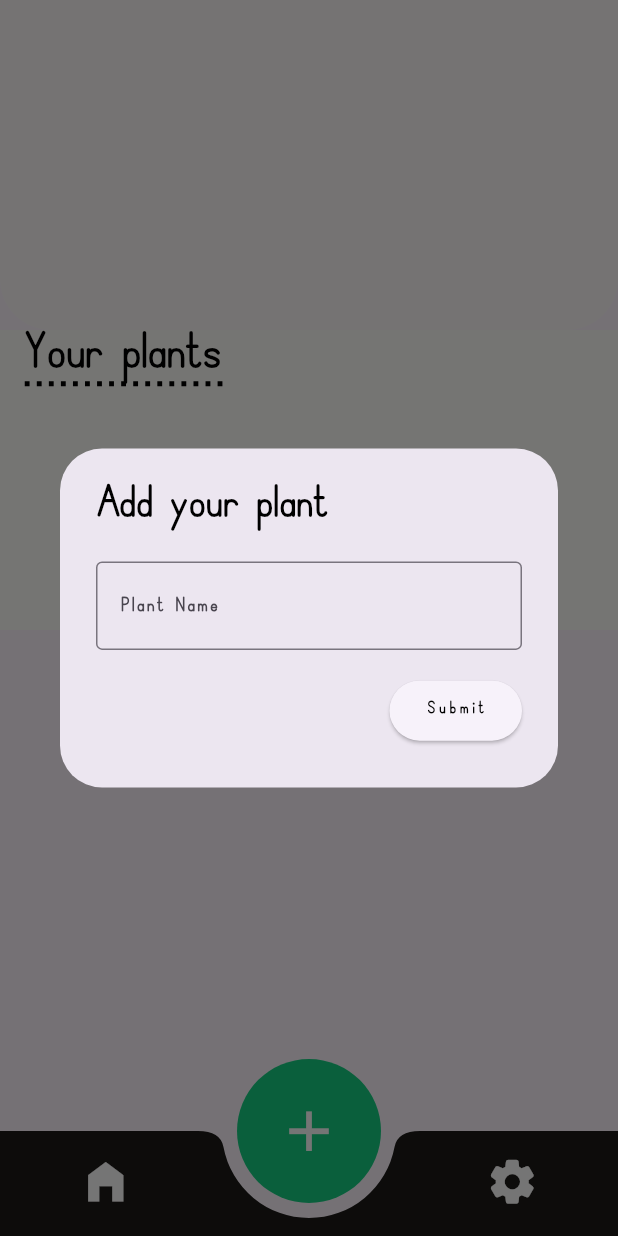
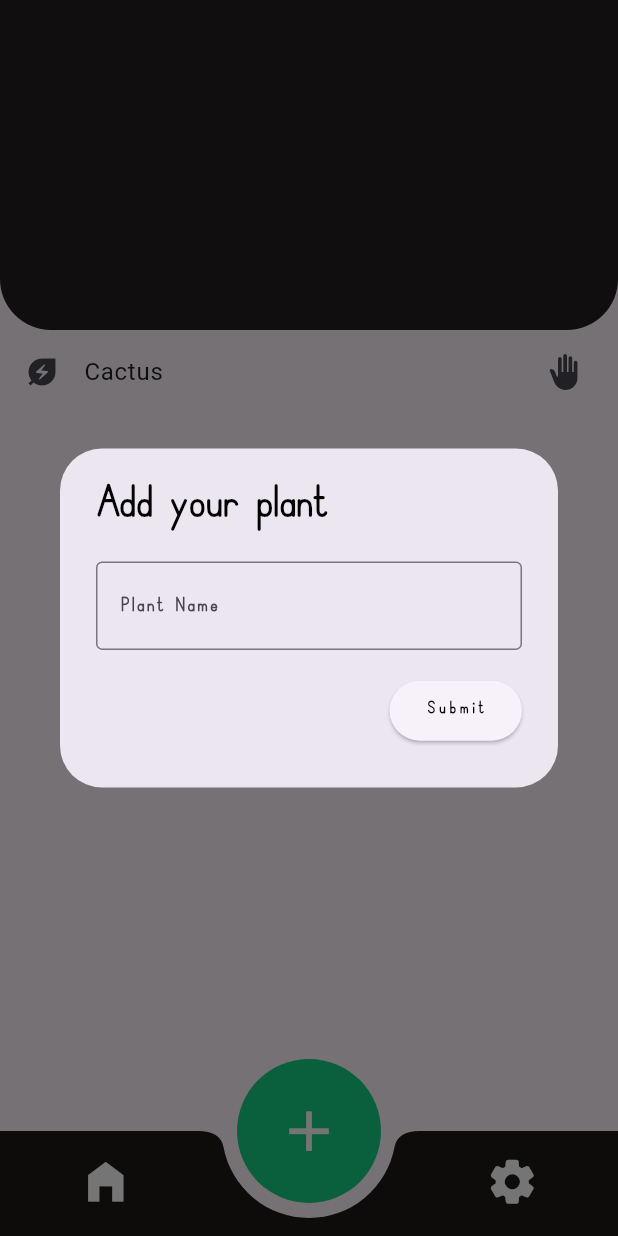
Before and after one commit to SajenTuladhar/Plant-tracking-app, a Flutter app: the Homepage screen opened by its route, after a tap on the "add" icon, on a phone screen of 412 x 824 dp. Run offline on Flutter 3.47's test engine with Material 3 defaults, Android fonts, the phone set to English and light mode, and no system bars.

Commit message:
list of plants

```diff
--- a/lib/pages/dialouge_box.dart
+++ b/lib/pages/dialouge_box.dart
@@ -1,7 +1,21 @@
 import 'package:flutter/material.dart';
 
-class DialougeBox extends StatelessWidget {
+class DialougeBox extends StatefulWidget {
   const DialougeBox({super.key});
+
+  @override
+  State<DialougeBox> createState() => _DialougeBoxState();
+}
+
+class _DialougeBoxState extends State<DialougeBox> {
+  final myController = TextEditingController();
+
+  @override
+  dispose() {
+    // Clean up the controller when the widget is disposed.
+    myController.dispose();
+    super.dispose();
+  }
 
   @override
   Widget build(BuildContext context) {
@@ -19,8 +33,9 @@
           child: Column(
               mainAxisAlignment: MainAxisAlignment.spaceEvenly,
               children: [
-                const TextField(
-                  decoration: InputDecoration(
+                TextField(
+                  controller: myController,
+                  decoration: const InputDecoration(
                     hintText: 'Plant Name',
                     hintStyle: TextStyle(
                         fontFamily: 'Simple',
@@ -34,9 +49,7 @@
                 Align(
                   alignment: Alignment.centerRight,
                   child: ElevatedButton(
-                    onPressed: () {
-                      Navigator.of(context).pop();
-                    },
+                    onPressed: () {},
                     child: const Text(
                       'Submit',
                       style: TextStyle(
@@ -50,5 +63,6 @@
                 )
               ]),
         ));
+
   }
 }
--- a/lib/pages/home_page.dart
+++ b/lib/pages/home_page.dart
@@ -1,16 +1,26 @@
 import 'package:botany/pages/dialouge_box.dart';
 import 'package:botany/pages/setting_page.dart';
+import 'package:botany/util/plants_tile.dart';
+import 'package:flutter/cupertino.dart';
 import 'package:flutter/material.dart';
+import 'package:flutter/widgets.dart';
 
-class Homepage extends StatelessWidget {
+class Homepage extends StatefulWidget {
   final String greetingText;
   final String nameFromHome;
 
-  const Homepage({
+   const Homepage({
     required this.nameFromHome,
     required this.greetingText,
     super.key,
   });
+
+  @override
+  State<Homepage> createState() => _HomepageState();
+}
+
+class _HomepageState extends State<Homepage> {
+
 
   @override
   Widget build(BuildContext context) {
@@ -26,7 +36,7 @@
                 borderRadius: BorderRadius.only(
                     bottomRight: Radius.circular(34),
                     bottomLeft: Radius.circular(34)),
-                color: Color.fromARGB(255, 255, 251, 251),
+                color: Color.fromARGB(255, 34, 31, 31),
               ),
               padding: const EdgeInsets.symmetric(horizontal: 20, vertical: 70),
               child: Column(
@@ -34,7 +44,7 @@
                 children: [
                   Expanded(
                     child: Text(
-                      greetingText,
+                      widget.greetingText,
                       style: const TextStyle(
                         color: Color.fromARGB(255, 0, 0, 0),
                         fontFamily: 'Simple',
@@ -45,7 +55,7 @@
                     ),
                   ),
                   Text(
-                    nameFromHome,
+                    widget.nameFromHome,
                     style: const TextStyle(
                       height: 0.5,
                       color: Color.fromARGB(255, 0, 0, 0),
@@ -58,33 +68,14 @@
                 ],
               ),
             ),
-            Container(
-              color: const Color.fromARGB(255, 255, 254, 250),
-              height: 200,
-              width: double.infinity,
-              child: const ListTile(
-                title: Text('Your plants'),
-                titleTextStyle: TextStyle(
-                    shadows: [
-                      Shadow(
-                        color:Colors.black,
-                        offset: Offset(0, -9)
-                      )
-                    ],
-                    color:Colors.transparent,
-                   decoration: TextDecoration.underline,
-                   decorationThickness: 3,
-                   decorationStyle: TextDecorationStyle.dotted,
-                   decorationColor: Colors.black,
-                    fontFamily: 'Simple',
-                    fontSize: 45,
-                    fontWeight: FontWeight.bold,
-                    letterSpacing: 1
-                    ),
 
-              ),
-            ) // Add other widgets or containers here if needed
-          ],
+             Expanded(
+               child: ListView(children: const [
+                PlantsTile()
+               ],),
+             ),
+             // Add other widgets or containers here if needed
+          ]
         ),
         floatingActionButtonLocation: FloatingActionButtonLocation.centerDocked,
         floatingActionButton: FloatingActionButton.large(
--- /dev/null
+++ b/lib/util/plants_tile.dart
@@ -0,0 +1,17 @@
+import 'package:flutter/material.dart';
+
+class PlantsTile extends StatelessWidget {
+  const PlantsTile({super.key});
+
+  @override
+  Widget build(BuildContext context) {
+    return const ListTile(
+
+      leading: Icon(Icons.energy_savings_leaf),
+      title: Text('Cactus'),
+      trailing: Icon(Icons.back_hand),
+
+
+    );
+  }
+}
```
